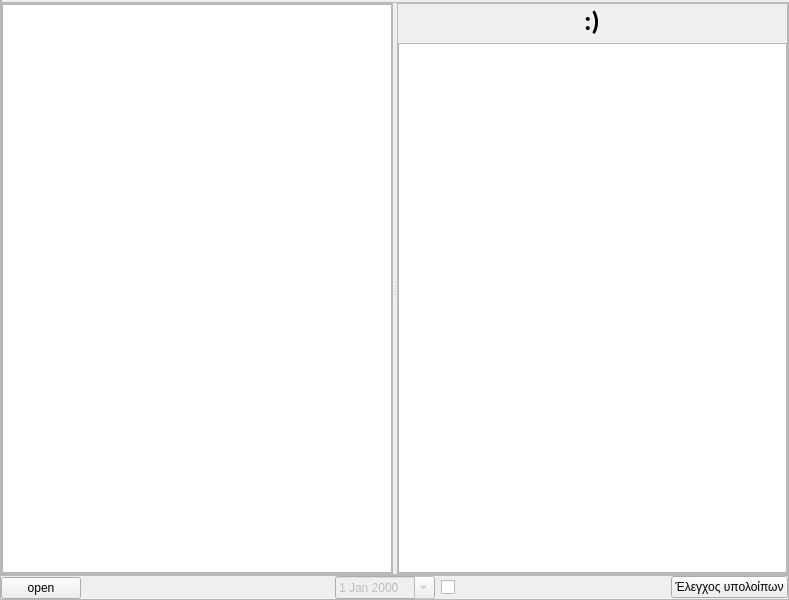
Above: qlogistiki/main.ui from tedlaz/qhomeacc before the change. Below: the same form after it.
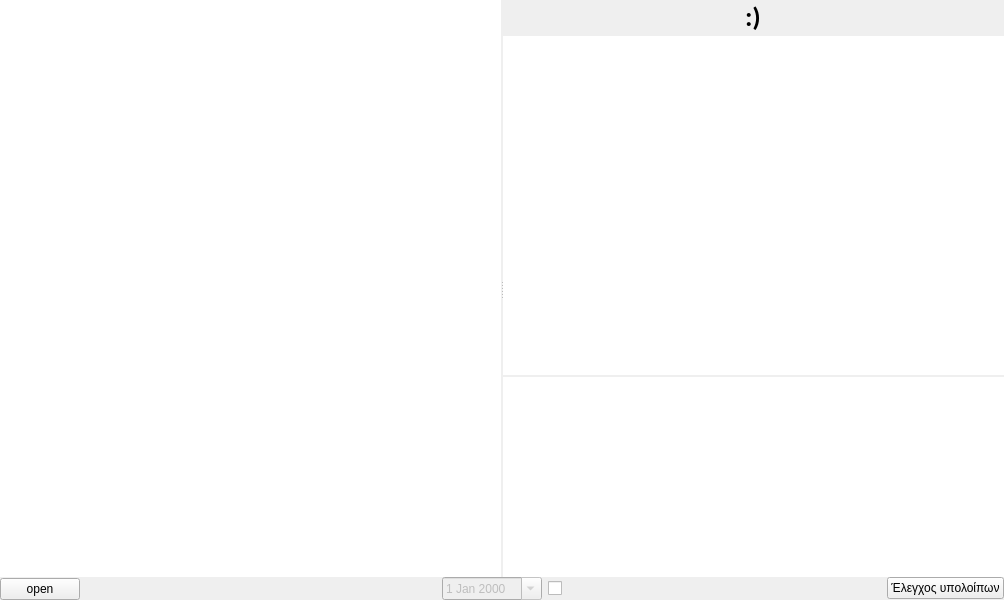
That is the form after the change. Custom widgets are drawn as their Qt base class.

```diff
--- a/qlogistiki/main.ui
+++ b/qlogistiki/main.ui
@@ -6,7 +6,7 @@
    <rect>
     <x>0</x>
     <y>0</y>
-    <width>789</width>
+    <width>1004</width>
     <height>600</height>
    </rect>
   </property>
@@ -39,10 +39,13 @@
        </size>
       </property>
       <property name="frameShape">
-       <enum>QFrame::StyledPanel</enum>
+       <enum>QFrame::NoFrame</enum>
       </property>
       <property name="frameShadow">
-       <enum>QFrame::Raised</enum>
+       <enum>QFrame::Plain</enum>
+      </property>
+      <property name="lineWidth">
+       <number>0</number>
       </property>
       <layout class="QHBoxLayout" name="horizontalLayout">
        <property name="spacing">
@@ -72,10 +75,13 @@
        </sizepolicy>
       </property>
       <property name="frameShape">
-       <enum>QFrame::StyledPanel</enum>
+       <enum>QFrame::NoFrame</enum>
       </property>
       <property name="frameShadow">
-       <enum>QFrame::Raised</enum>
+       <enum>QFrame::Plain</enum>
+      </property>
+      <property name="lineWidth">
+       <number>0</number>
       </property>
       <layout class="QVBoxLayout" name="verticalLayout_3">
        <property name="spacing">
@@ -101,6 +107,9 @@
            <verstretch>0</verstretch>
           </sizepolicy>
          </property>
+         <property name="lineWidth">
+          <number>2</number>
+         </property>
          <property name="orientation">
           <enum>Qt::Horizontal</enum>
          </property>
@@ -108,7 +117,7 @@
           <bool>true</bool>
          </property>
          <property name="handleWidth">
-          <number>4</number>
+          <number>2</number>
          </property>
          <property name="childrenCollapsible">
           <bool>false</bool>
@@ -127,10 +136,13 @@
            </size>
           </property>
           <property name="frameShape">
-           <enum>QFrame::StyledPanel</enum>
+           <enum>QFrame::NoFrame</enum>
           </property>
           <property name="frameShadow">
-           <enum>QFrame::Raised</enum>
+           <enum>QFrame::Plain</enum>
+          </property>
+          <property name="lineWidth">
+           <number>0</number>
           </property>
           <layout class="QVBoxLayout" name="verticalLayout">
            <property name="spacing">
@@ -152,7 +164,7 @@
             <widget class="QTableView" name="tbl_isozygio">
              <property name="minimumSize">
               <size>
-               <width>10</width>
+               <width>0</width>
                <height>0</height>
               </size>
              </property>
@@ -162,6 +174,15 @@
                <height>0</height>
               </size>
              </property>
+             <property name="frameShape">
+              <enum>QFrame::NoFrame</enum>
+             </property>
+             <property name="frameShadow">
+              <enum>QFrame::Plain</enum>
+             </property>
+             <property name="lineWidth">
+              <number>0</number>
+             </property>
              <property name="alternatingRowColors">
               <bool>true</bool>
              </property>
@@ -171,23 +192,38 @@
              <property name="selectionBehavior">
               <enum>QAbstractItemView::SelectRows</enum>
              </property>
+             <property name="showGrid">
+              <bool>false</bool>
+             </property>
+             <property name="gridStyle">
+              <enum>Qt::NoPen</enum>
+             </property>
+             <property name="cornerButtonEnabled">
+              <bool>false</bool>
+             </property>
              <attribute name="horizontalHeaderStretchLastSection">
               <bool>false</bool>
              </attribute>
+             <attribute name="verticalHeaderVisible">
+              <bool>true</bool>
+             </attribute>
             </widget>
            </item>
           </layout>
          </widget>
          <widget class="QFrame" name="fr_right">
           <property name="frameShape">
-           <enum>QFrame::StyledPanel</enum>
+           <enum>QFrame::NoFrame</enum>
           </property>
           <property name="frameShadow">
-           <enum>QFrame::Raised</enum>
+           <enum>QFrame::Plain</enum>
+          </property>
+          <property name="lineWidth">
+           <number>0</number>
           </property>
           <layout class="QVBoxLayout" name="verticalLayout_2">
            <property name="spacing">
-            <number>5</number>
+            <number>2</number>
            </property>
            <property name="leftMargin">
             <number>0</number>
@@ -212,6 +248,9 @@
                <stylestrategy>PreferAntialias</stylestrategy>
               </font>
              </property>
+             <property name="lineWidth">
+              <number>0</number>
+             </property>
              <property name="text">
               <string>:)</string>
              </property>
@@ -225,6 +264,15 @@
                <height>0</height>
               </size>
              </property>
+             <property name="frameShape">
+              <enum>QFrame::NoFrame</enum>
+             </property>
+             <property name="frameShadow">
+              <enum>QFrame::Plain</enum>
+             </property>
+             <property name="lineWidth">
+              <number>0</number>
+             </property>
              <property name="alternatingRowColors">
               <bool>true</bool>
              </property>
@@ -234,9 +282,46 @@
              <property name="selectionBehavior">
               <enum>QAbstractItemView::SelectRows</enum>
              </property>
+             <property name="showGrid">
+              <bool>false</bool>
+             </property>
+             <property name="gridStyle">
+              <enum>Qt::NoPen</enum>
+             </property>
+             <property name="cornerButtonEnabled">
+              <bool>false</bool>
+             </property>
              <attribute name="horizontalHeaderStretchLastSection">
               <bool>false</bool>
              </attribute>
+             <attribute name="verticalHeaderVisible">
+              <bool>false</bool>
+             </attribute>
+            </widget>
+           </item>
+           <item>
+            <widget class="QChartView" name="gr_view">
+             <property name="minimumSize">
+              <size>
+               <width>0</width>
+               <height>200</height>
+              </size>
+             </property>
+             <property name="maximumSize">
+              <size>
+               <width>16777215</width>
+               <height>200</height>
+              </size>
+             </property>
+             <property name="frameShape">
+              <enum>QFrame::NoFrame</enum>
+             </property>
+             <property name="frameShadow">
+              <enum>QFrame::Plain</enum>
+             </property>
+             <property name="lineWidth">
+              <number>0</number>
+             </property>
             </widget>
            </item>
           </layout>
@@ -255,10 +340,13 @@
        </size>
       </property>
       <property name="frameShape">
-       <enum>QFrame::StyledPanel</enum>
+       <enum>QFrame::NoFrame</enum>
       </property>
       <property name="frameShadow">
-       <enum>QFrame::Raised</enum>
+       <enum>QFrame::Plain</enum>
+      </property>
+      <property name="lineWidth">
+       <number>0</number>
       </property>
       <layout class="QHBoxLayout" name="horizontalLayout_2">
        <property name="spacing">
@@ -328,6 +416,13 @@
    </layout>
   </widget>
  </widget>
+ <customwidgets>
+  <customwidget>
+   <class>QChartView</class>
+   <extends>QGraphicsView</extends>
+   <header>QtCharts</header>
+  </customwidget>
+ </customwidgets>
  <resources/>
  <connections/>
 </ui>
```
